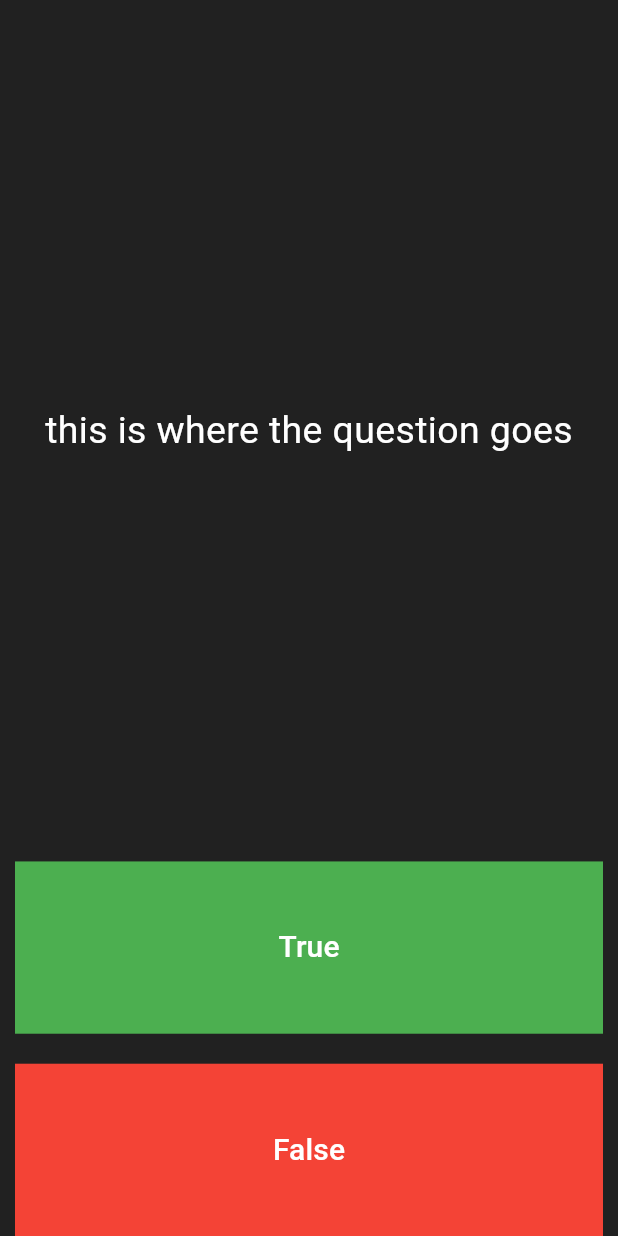
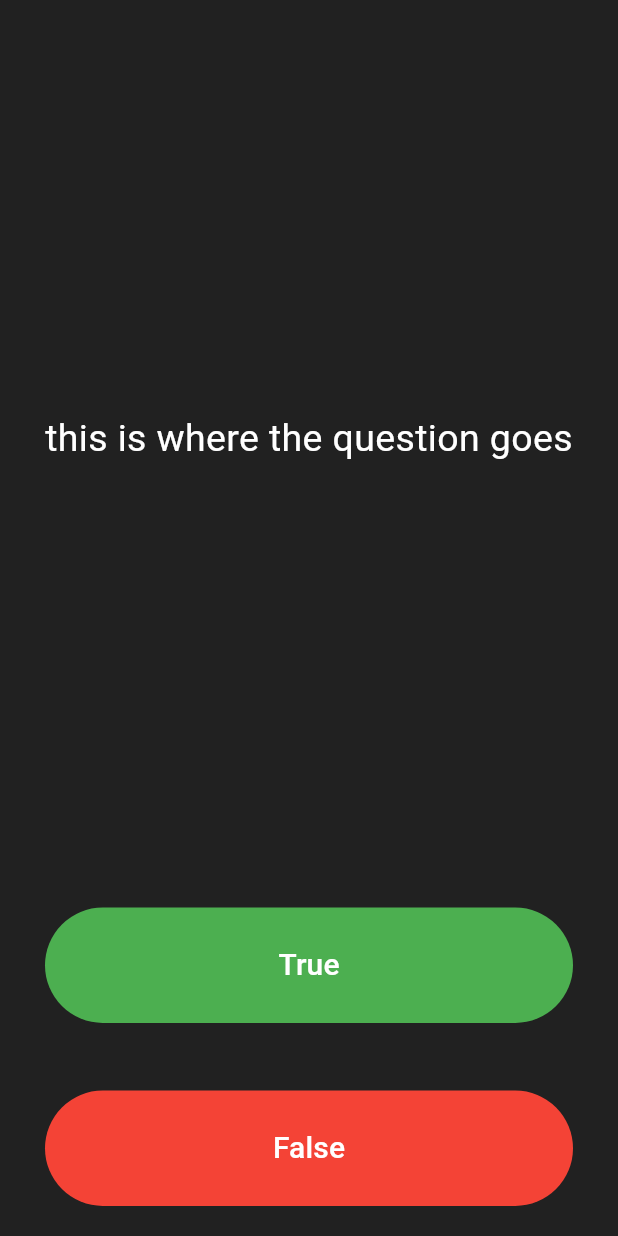
Before and after one commit to LusBlack/quizzler, a Flutter app: the screen it shows after launch, on a phone screen of 412 x 824 dp. Run offline on Flutter 3.47's test engine with Material 3 defaults, Android fonts, the phone set to English and light mode, and no system bars.

Commit message:
styled button and changed shape

```diff
--- a/lib/main.dart
+++ b/lib/main.dart
@@ -82,12 +82,13 @@ class _QuizPageState extends State<QuizPage> {
           ),
         ),
         Expanded(
-          child: Container(
-            color: Colors.green,
+          //child: Container(
+            //color: Colors.green,
             //child: Expanded(
               child: Padding(
-                padding: EdgeInsets.all(15.0),
+                 padding: EdgeInsets.all(20.0),
                 child: TextButton(
+                   style: ButtonStyle(backgroundColor: MaterialStateProperty.all(Colors.green),),
                   //textColor: Colors.white,
                   child: Text(
                     'True',
@@ -103,19 +104,20 @@ class _QuizPageState extends State<QuizPage> {
                 ),
               ),
             //),
-          ),
+          //),
         ),
         SizedBox(
-          height: 20,
+          height: 5,
         ),
 
         Expanded(
-          child: Container(
-            color: Colors.red,
+          //child: Container(
+            //color: Colors.red,
             //child: Expanded(
-                // child: Padding(
-                //   padding: EdgeInsets.all(15.0),
+                 child: Padding(
+                   padding: EdgeInsets.all(20.0),
                   child: TextButton(
+                    style: ButtonStyle(backgroundColor: MaterialStateProperty.all(Colors.red),),
                     child: Text(
                       'False',
                       style: TextStyle(
```
